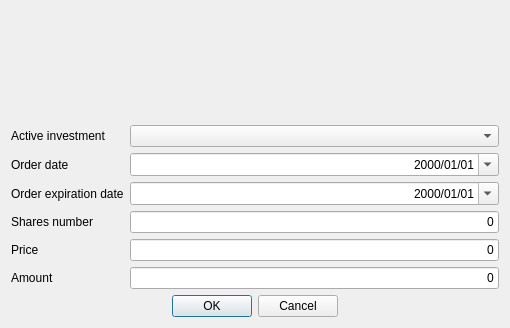
Before: the Qt Designer form xulpymoney/ui/wdgOrdersAdd.ui in turulomio/xulpymoney, drawn with Qt 5.
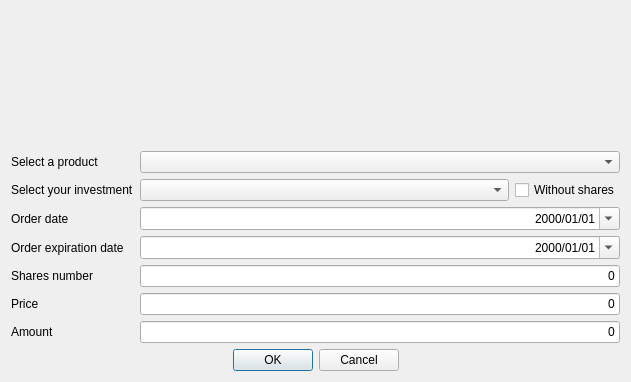
After: the same form once the commit is applied. Icons and pictures are not drawn. Custom widgets are drawn as their Qt base class.

Commit message: Added product and investment selector adding orders. Fixes #139

Patch:
```diff
--- a/xulpymoney/ui/wdgOrdersAdd.ui
+++ b/xulpymoney/ui/wdgOrdersAdd.ui
@@ -6,8 +6,8 @@
    <rect>
     <x>0</x>
     <y>0</y>
-    <width>510</width>
-    <height>328</height>
+    <width>631</width>
+    <height>382</height>
    </rect>
   </property>
   <property name="windowIcon">
@@ -36,37 +36,62 @@
      </item>
      <item>
       <layout class="QFormLayout" name="formLayout">
-       <property name="fieldGrowthPolicy">
-        <enum>QFormLayout::ExpandingFieldsGrow</enum>
-       </property>
        <item row="0" column="0">
-        <widget class="QLabel" name="label">
+        <widget class="QLabel" name="label_7">
          <property name="text">
-          <string>Active investment</string>
+          <string>Select a product</string>
          </property>
         </widget>
        </item>
        <item row="0" column="1">
-        <widget class="QComboBox" name="cmbInvestments">
+        <widget class="QComboBox" name="cmbProducts">
          <property name="sizePolicy">
           <sizepolicy hsizetype="Expanding" vsizetype="Fixed">
            <horstretch>0</horstretch>
            <verstretch>0</verstretch>
           </sizepolicy>
          </property>
-         <property name="sizeAdjustPolicy">
-          <enum>QComboBox::AdjustToContents</enum>
-         </property>
         </widget>
        </item>
+       <item row="1" column="1">
+        <layout class="QHBoxLayout" name="horizontalLayout_6">
+         <item>
+          <widget class="QComboBox" name="cmbInvestments">
+           <property name="sizePolicy">
+            <sizepolicy hsizetype="Expanding" vsizetype="Fixed">
+             <horstretch>0</horstretch>
+             <verstretch>0</verstretch>
+            </sizepolicy>
+           </property>
+           <property name="sizeAdjustPolicy">
+            <enum>QComboBox::AdjustToMinimumContentsLength</enum>
+           </property>
+          </widget>
+         </item>
+         <item>
+          <widget class="QCheckBox" name="chkWithoutShares">
+           <property name="text">
+            <string>Without shares</string>
+           </property>
+          </widget>
+         </item>
+        </layout>
+       </item>
        <item row="1" column="0">
+        <widget class="QLabel" name="label">
+         <property name="text">
+          <string>Select your investment</string>
+         </property>
+        </widget>
+       </item>
+       <item row="2" column="0">
         <widget class="QLabel" name="label_2">
          <property name="text">
           <string>Order date</string>
          </property>
         </widget>
        </item>
-       <item row="1" column="1">
+       <item row="2" column="1">
         <widget class="QDateEdit" name="deDate">
          <property name="sizePolicy">
           <sizepolicy hsizetype="Expanding" vsizetype="Fixed">
@@ -85,14 +110,14 @@
          </property>
         </widget>
        </item>
-       <item row="2" column="0">
+       <item row="3" column="0">
         <widget class="QLabel" name="label_3">
          <property name="text">
           <string>Order expiration date</string>
          </property>
         </widget>
        </item>
-       <item row="2" column="1">
+       <item row="3" column="1">
         <widget class="QDateEdit" name="deExpiration">
          <property name="sizePolicy">
           <sizepolicy hsizetype="Expanding" vsizetype="Fixed">
@@ -111,14 +136,14 @@
          </property>
         </widget>
        </item>
-       <item row="6" column="0">
+       <item row="4" column="0">
         <widget class="QLabel" name="label_4">
          <property name="text">
           <string>Shares number</string>
          </property>
         </widget>
        </item>
-       <item row="6" column="1">
+       <item row="4" column="1">
         <widget class="myQLineEdit" name="txtShares">
          <property name="text">
           <string>0</string>
@@ -128,14 +153,14 @@
          </property>
         </widget>
        </item>
-       <item row="7" column="0">
+       <item row="5" column="0">
         <widget class="QLabel" name="label_5">
          <property name="text">
           <string>Price</string>
          </property>
         </widget>
        </item>
-       <item row="7" column="1">
+       <item row="5" column="1">
         <widget class="myQLineEdit" name="txtPrice">
          <property name="text">
           <string>0</string>
@@ -145,14 +170,14 @@
          </property>
         </widget>
        </item>
-       <item row="8" column="0">
+       <item row="6" column="0">
         <widget class="QLabel" name="label_6">
          <property name="text">
           <string>Amount</string>
          </property>
         </widget>
        </item>
-       <item row="8" column="1">
+       <item row="6" column="1">
         <widget class="myQLineEdit" name="txtAmount">
          <property name="text">
           <string>0</string>
```
The commit also changes 3 other files.
